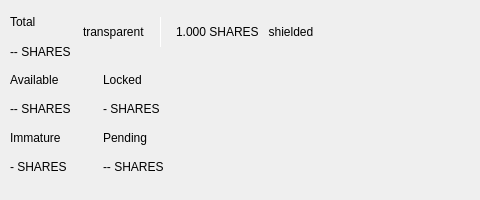
Before: the Qt Designer form src/qt/cryptoshares/forms/topbar.ui in Cryptosharescoin/shares, drawn with Qt 5; both pictures show x 0 to 480 and y 0 to 200 of the 852 by 200 pixel window.
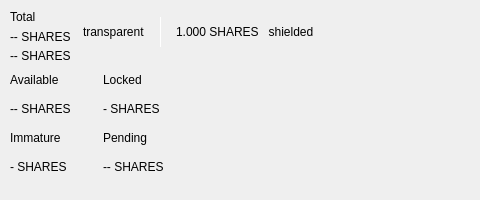
After: the same form once the commit is applied. Custom widgets are drawn as their Qt base class.

Patch:
```diff
--- a/src/qt/cryptoshares/forms/topbar.ui
+++ b/src/qt/cryptoshares/forms/topbar.ui
@@ -123,6 +123,13 @@
                 </property>
                </widget>
               </item>
+			  <item>
+               <widget class="QLabel" name="labelTransparentShares">
+                <property name="text">
+                 <string notr="true">-- SHARES</string>
+                </property>
+               </widget>
+              </item>
              </layout>
             </widget>
            </item>
```
